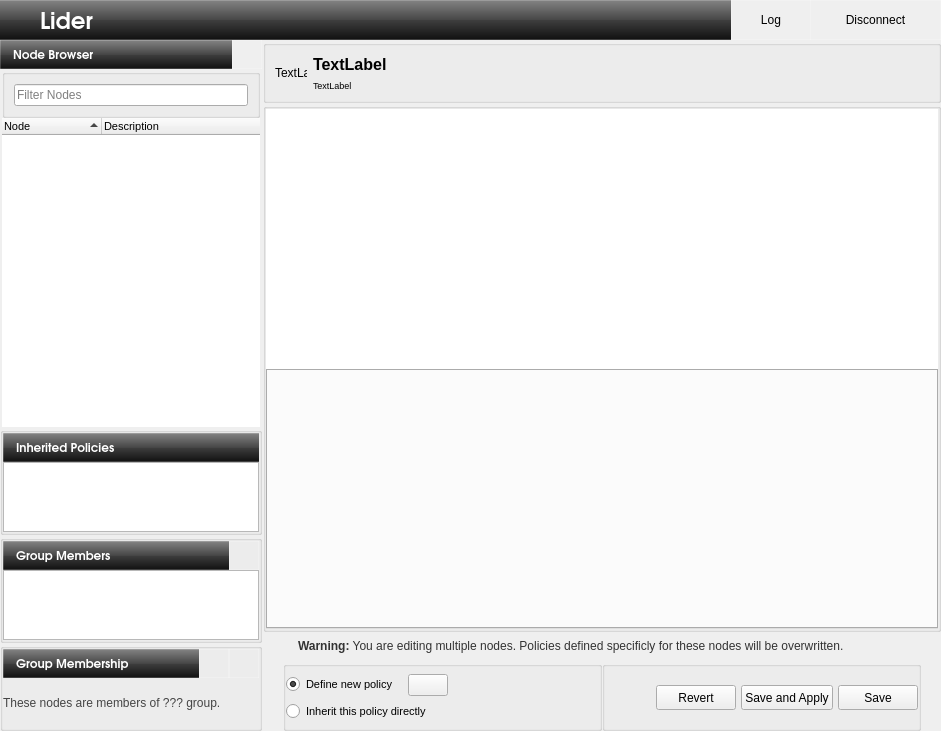
The window that 2.0/renan.cakirerk/ahenk/lider/lider/main.ui (pars-linux/uludag) describes before a commit, drawn with Qt 5.
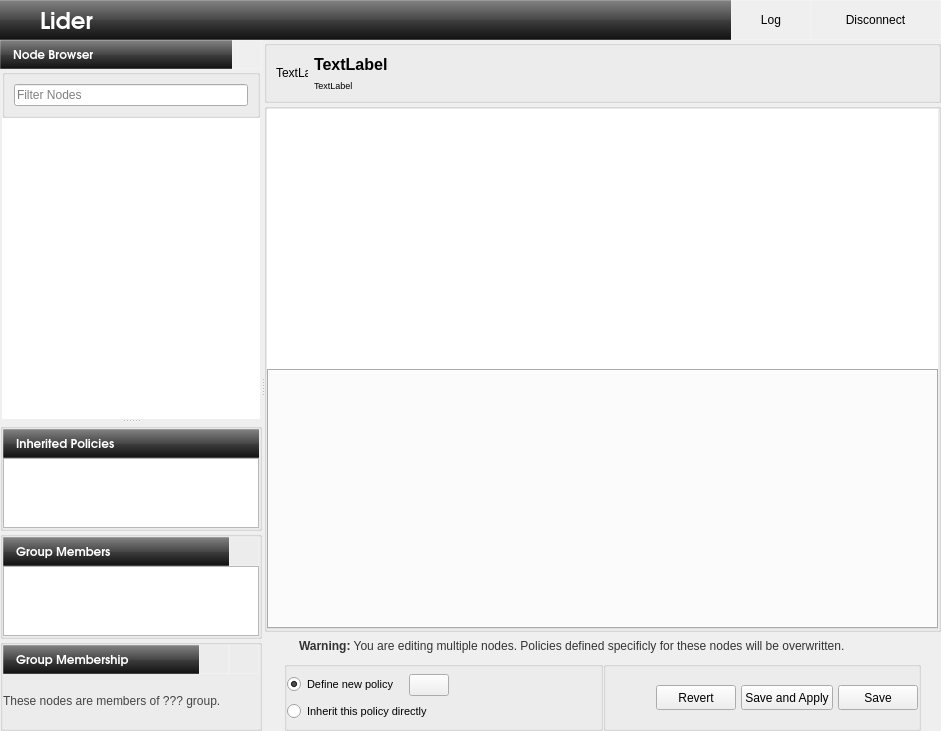
The same window after the commit. Icons and pictures are not drawn.

Commit message: vertically expanding nodes. \o/

Diff of the .ui file:
```diff
--- a/2.0/renan.cakirerk/ahenk/lider/lider/main.ui
+++ b/2.0/renan.cakirerk/ahenk/lider/lider/main.ui
@@ -928,7 +928,7 @@
       <bool>true</bool>
      </property>
      <property name="handleWidth">
-      <number>1</number>
+      <number>2</number>
      </property>
      <widget class="QWidget" name="layoutWidget_2">
       <layout class="QVBoxLayout" name="verticalLayout">
@@ -1083,6 +1083,166 @@
             <number>0</number>
            </property>
            <item row="1" column="0">
+            <widget class="QSplitter" name="splitter_2">
+             <property name="orientation">
+              <enum>Qt::Vertical</enum>
+             </property>
+             <widget class="QWidget" name="widget" native="true">
+              <property name="sizePolicy">
+               <sizepolicy hsizetype="Preferred" vsizetype="Expanding">
+                <horstretch>0</horstretch>
+                <verstretch>0</verstretch>
+               </sizepolicy>
+              </property>
+              <property name="minimumSize">
+               <size>
+                <width>0</width>
+                <height>350</height>
+               </size>
+              </property>
+              <layout class="QGridLayout" name="gridLayout_21">
+               <property name="margin">
+                <number>0</number>
+               </property>
+               <property name="spacing">
+                <number>0</number>
+               </property>
+               <item row="0" column="0">
+                <widget class="QFrame" name="frameNodes">
+                 <property name="sizePolicy">
+                  <sizepolicy hsizetype="Expanding" vsizetype="Expanding">
+                   <horstretch>2</horstretch>
+                   <verstretch>4</verstretch>
+                  </sizepolicy>
+                 </property>
+                 <layout class="QGridLayout" name="gridLayout_2">
+                  <property name="leftMargin">
+                   <number>2</number>
+                  </property>
+                  <property name="topMargin">
+                   <number>0</number>
+                  </property>
+                  <property name="rightMargin">
+                   <number>2</number>
+                  </property>
+                  <property name="bottomMargin">
+                   <number>0</number>
+                  </property>
+                  <property name="spacing">
+                   <number>0</number>
+                  </property>
+                  <item row="1" column="0">
+                   <widget class="QTreeWidget" name="treeComputers">
+                    <property name="sizePolicy">
+                     <sizepolicy hsizetype="Expanding" vsizetype="Expanding">
+                      <horstretch>0</horstretch>
+                      <verstretch>5</verstretch>
+                     </sizepolicy>
+                    </property>
+                    <property name="minimumSize">
+                     <size>
+                      <width>200</width>
+                      <height>0</height>
+                     </size>
+                    </property>
+                    <property name="font">
+                     <font>
+                      <pointsize>8</pointsize>
+                     </font>
+                    </property>
+                    <property name="frameShape">
+                     <enum>QFrame::NoFrame</enum>
+                    </property>
+                    <property name="alternatingRowColors">
+                     <bool>false</bool>
+                    </property>
+                    <property name="selectionMode">
+                     <enum>QAbstractItemView::ExtendedSelection</enum>
+                    </property>
+                    <property name="iconSize">
+                     <size>
+                      <width>20</width>
+                      <height>20</height>
+                     </size>
+                    </property>
+                    <property name="horizontalScrollMode">
+                     <enum>QAbstractItemView::ScrollPerItem</enum>
+                    </property>
+                    <property name="autoExpandDelay">
+                     <number>0</number>
+                    </property>
+                    <property name="uniformRowHeights">
+                     <bool>true</bool>
+                    </property>
+                    <property name="sortingEnabled">
+                     <bool>true</bool>
+                    </property>
+                    <property name="animated">
+                     <bool>false</bool>
+                    </property>
+                    <property name="allColumnsShowFocus">
+                     <bool>true</bool>
+                    </property>
+                    <property name="wordWrap">
+                     <bool>true</bool>
+                    </property>
+                    <property name="headerHidden">
+                     <bool>true</bool>
+                    </property>
+                    <property name="expandsOnDoubleClick">
+                     <bool>true</bool>
+                    </property>
+                    <attribute name="headerVisible">
+                     <bool>false</bool>
+                    </attribute>
+                    <attribute name="headerCascadingSectionResizes">
+                     <bool>true</bool>
+                    </attribute>
+                    <attribute name="headerHighlightSections">
+                     <bool>false</bool>
+                    </attribute>
+                    <column>
+                     <property name="text">
+                      <string>Node</string>
+                     </property>
+                    </column>
+                    <column>
+                     <property name="text">
+                      <string>Description</string>
+                     </property>
+                    </column>
+                   </widget>
+                  </item>
+                  <item row="0" column="0">
+                   <widget class="QGroupBox" name="groupBox_6">
+                    <property name="title">
+                     <string/>
+                    </property>
+                    <layout class="QGridLayout" name="gridLayout_14">
+                     <item row="1" column="0">
+                      <widget class="QLineEdit" name="lineFilterNodes">
+                       <property name="placeholderText">
+                        <string>Filter Nodes</string>
+                       </property>
+                      </widget>
+                     </item>
+                    </layout>
+                   </widget>
+                  </item>
+                 </layout>
+                </widget>
+               </item>
+              </layout>
+             </widget>
+             <widget class="QWidget" name="widget_2" native="true">
+              <layout class="QGridLayout" name="gridLayout_20">
+               <property name="margin">
+                <number>0</number>
+               </property>
+               <property name="spacing">
+                <number>0</number>
+               </property>
+               <item row="0" column="0">
             <widget class="QFrame" name="frameDetails">
              <property name="sizePolicy">
               <sizepolicy hsizetype="Preferred" vsizetype="Preferred">
@@ -1276,7 +1436,7 @@
                   </widget>
                  </item>
                  <item row="0" column="0">
-                  <widget class="QWidget" name="widget" native="true">
+                      <widget class="QWidget" name="widget_5" native="true">
                    <layout class="QGridLayout" name="gridLayout_16">
                     <property name="margin">
                      <number>0</number>
@@ -1486,7 +1646,7 @@
                   </widget>
                  </item>
                  <item row="0" column="0">
-                  <widget class="QWidget" name="widget_2" native="true">
+                      <widget class="QWidget" name="widget_6" native="true">
                    <layout class="QGridLayout" name="gridLayout_17">
                     <property name="margin">
                      <number>0</number>
@@ -1649,129 +1809,8 @@
              </layout>
             </widget>
            </item>
-           <item row="0" column="0">
-            <widget class="QFrame" name="frameNodes">
-             <property name="sizePolicy">
-              <sizepolicy hsizetype="Expanding" vsizetype="Expanding">
-               <horstretch>2</horstretch>
-               <verstretch>4</verstretch>
-              </sizepolicy>
-             </property>
-             <layout class="QGridLayout" name="gridLayout_2">
-              <property name="leftMargin">
-               <number>2</number>
-              </property>
-              <property name="topMargin">
-               <number>0</number>
-              </property>
-              <property name="rightMargin">
-               <number>2</number>
-              </property>
-              <property name="bottomMargin">
-               <number>0</number>
-              </property>
-              <property name="spacing">
-               <number>0</number>
-              </property>
-              <item row="1" column="0">
-               <widget class="QTreeWidget" name="treeComputers">
-                <property name="sizePolicy">
-                 <sizepolicy hsizetype="Expanding" vsizetype="Expanding">
-                  <horstretch>0</horstretch>
-                  <verstretch>5</verstretch>
-                 </sizepolicy>
-                </property>
-                <property name="minimumSize">
-                 <size>
-                  <width>200</width>
-                  <height>0</height>
-                 </size>
-                </property>
-                <property name="font">
-                 <font>
-                  <pointsize>8</pointsize>
-                 </font>
-                </property>
-                <property name="frameShape">
-                 <enum>QFrame::NoFrame</enum>
-                </property>
-                <property name="alternatingRowColors">
-                 <bool>false</bool>
-                </property>
-                <property name="selectionMode">
-                 <enum>QAbstractItemView::ExtendedSelection</enum>
-                </property>
-                <property name="iconSize">
-                 <size>
-                  <width>20</width>
-                  <height>20</height>
-                 </size>
-                </property>
-                <property name="horizontalScrollMode">
-                 <enum>QAbstractItemView::ScrollPerItem</enum>
-                </property>
-                <property name="autoExpandDelay">
-                 <number>0</number>
-                </property>
-                <property name="uniformRowHeights">
-                 <bool>true</bool>
-                </property>
-                <property name="sortingEnabled">
-                 <bool>true</bool>
-                </property>
-                <property name="animated">
-                 <bool>false</bool>
-                </property>
-                <property name="allColumnsShowFocus">
-                 <bool>true</bool>
-                </property>
-                <property name="wordWrap">
-                 <bool>true</bool>
-                </property>
-                <property name="headerHidden">
-                 <bool>false</bool>
-                </property>
-                <property name="expandsOnDoubleClick">
-                 <bool>true</bool>
-                </property>
-                <attribute name="headerVisible">
-                 <bool>true</bool>
-                </attribute>
-                <attribute name="headerCascadingSectionResizes">
-                 <bool>true</bool>
-                </attribute>
-                <attribute name="headerHighlightSections">
-                 <bool>false</bool>
-                </attribute>
-                <column>
-                 <property name="text">
-                  <string>Node</string>
-                 </property>
-                </column>
-                <column>
-                 <property name="text">
-                  <string>Description</string>
-                 </property>
-                </column>
-               </widget>
-              </item>
-              <item row="0" column="0">
-               <widget class="QGroupBox" name="groupBox_6">
-                <property name="title">
-                 <string/>
-                </property>
-                <layout class="QGridLayout" name="gridLayout_14">
-                 <item row="1" column="0">
-                  <widget class="QLineEdit" name="lineEdit">
-                   <property name="placeholderText">
-                    <string>Filter Nodes</string>
-                   </property>
-                  </widget>
-                 </item>
-                </layout>
-               </widget>
-              </item>
-             </layout>
+              </layout>
+             </widget>
             </widget>
            </item>
           </layout>
```
Left out of the diff: 4 changed lines with no effect on the pictures. Lines whose indentation alone changed are shown as unchanged.
